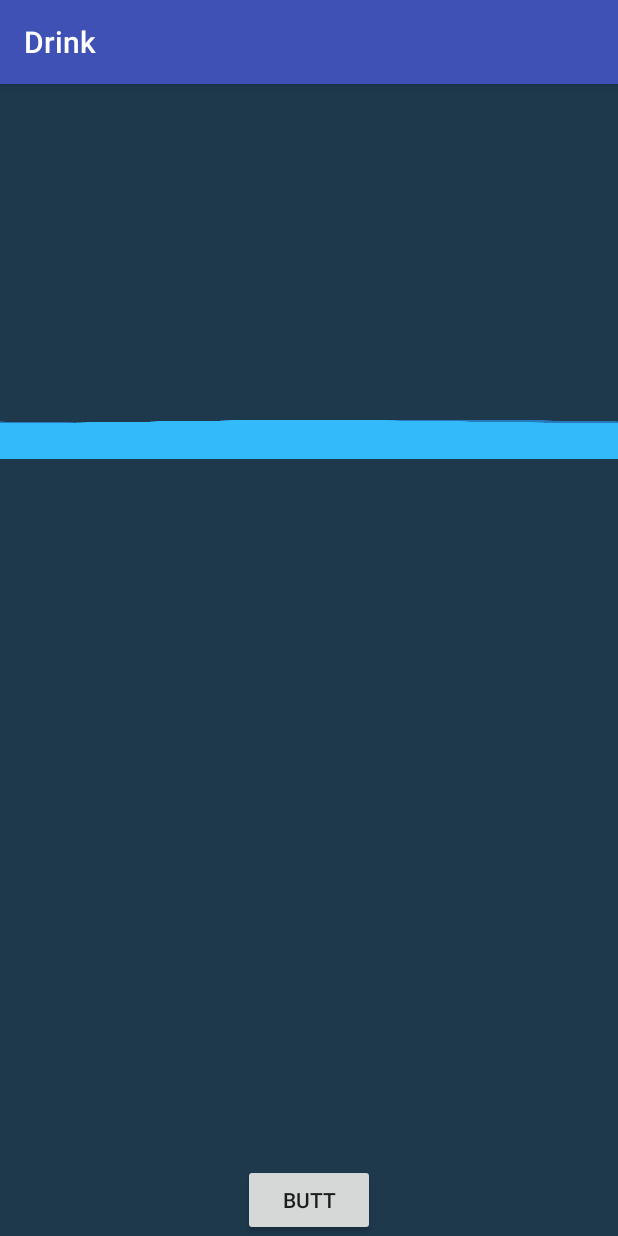
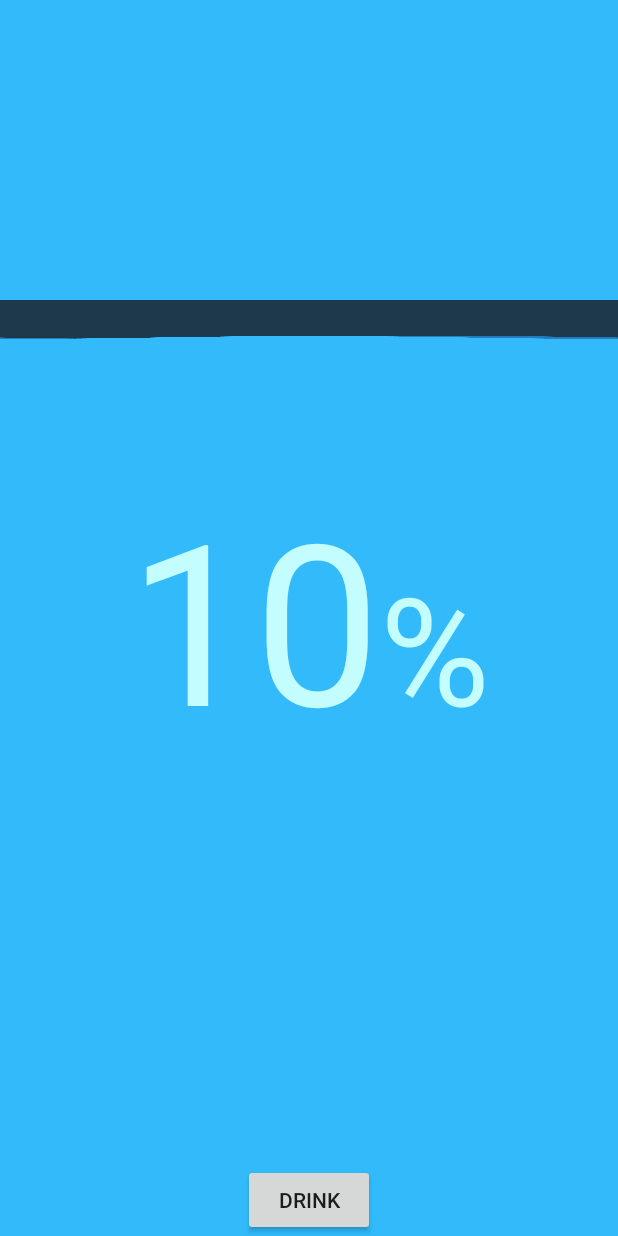
Before and after one commit to ikakus/drink_app, an Android app: the screen it shows after launch (MainActivity), on a phone screen of 412 x 824 dp. Run offline under Robolectric (Android 15) with nearby library versions, the phone set to English and light mode, and no system bars; 8 statements that could not run were skipped.

Commit message:
wave animations added

```diff
--- a/app/src/main/java/ikakus/com/drink/waterview/WaterLevel.kt
+++ b/app/src/main/java/ikakus/com/drink/waterview/WaterLevel.kt
@@ -6,6 +6,7 @@ import android.util.AttributeSet
 import android.view.LayoutInflater
 import android.view.View
 import android.view.ViewTreeObserver
+import android.view.animation.AccelerateDecelerateInterpolator
 import android.widget.FrameLayout
 import ikakus.com.drink.R
 import ikakus.com.drink.wave.WaveHelper
@@ -18,7 +19,7 @@ class WaterLevel : FrameLayout {
 
     val mBorderColor = Color.parseColor("#3F51B5")
     val mBorderWidth = 0
-    val mDefaultPercentage = 50
+    val mDefaultPercentage = 10
     constructor(context: Context) : super(context) {
         initView(context)
     }
@@ -34,7 +35,10 @@ class WaterLevel : FrameLayout {
 
     private var view: View? = null
 
+    private var mContext: Context? = null
+
     private fun initView(context: Context) {
+        mContext = context
         view = LayoutInflater.from(context).inflate(R.layout.view_water_level, this, true)
         var waveView: WaveView = (view as View?)!!.findViewById(R.id.wave_view) as WaveView
         waveView.setBorder(mBorderWidth, mBorderColor)
@@ -48,17 +52,23 @@ class WaterLevel : FrameLayout {
     }
 
     fun setPercentage(percent: Int) {
+        var mAnimationDuration = mContext?.getResources()?.getInteger(android.R.integer.config_mediumAnimTime)
+
         val percentHeight = height / 100
-        val topBack = view?.findViewById(R.id.top_back_color)
+        val topBack = view?.findViewById(R.id.bottom_back_color)
         val waveView = view?.findViewById(R.id.wave_view)
-        val topParams = topBack?.layoutParams
         val newHeight = (height - percentHeight * percent)
-        topParams?.height = newHeight
-        topBack?.layoutParams = topParams
 
-        val waveParams = waveView?.layoutParams
-        (waveParams as FrameLayout.LayoutParams).setMargins(0, newHeight , 0 ,0)
-        waveView.layoutParams = waveParams
+
+        var mWavesAnimation = waveView!!.animate()?.setDuration(mAnimationDuration!!.toLong())
+        mWavesAnimation!!.interpolator = AccelerateDecelerateInterpolator()
+        mWavesAnimation!!.y(newHeight.toFloat())
+
+        var mTopBackAnimation = topBack!!.animate()?.setDuration(mAnimationDuration!!.toLong())
+        mTopBackAnimation!!.interpolator = AccelerateDecelerateInterpolator()
+        mTopBackAnimation!!.y(newHeight.toFloat())
+
+
     }
 
     inline fun <T: View> T.afterMeasured(crossinline f: T.() -> Unit) {
--- a/app/src/main/res/layout/activity_main.xml
+++ b/app/src/main/res/layout/activity_main.xml
@@ -11,10 +11,32 @@
         android:layout_width="match_parent"
         android:layout_height="match_parent"/>
 
+    <LinearLayout
+        android:layout_width="wrap_content"
+        android:layout_height="wrap_content"
+        android:layout_gravity="center"
+        android:orientation="horizontal">
+
+        <TextView
+            android:id="@+id/percentage_text"
+            android:layout_width="wrap_content"
+            android:layout_height="wrap_content"
+            android:textColor="@color/colorTextActive"
+            android:textSize="150sp"
+            tools:text="50"/>
+
+        <TextView
+            android:layout_width="wrap_content"
+            android:layout_height="wrap_content"
+            android:textColor="@color/colorTextActive"
+            android:textSize="100sp"
+            android:text="%"/>
+    </LinearLayout>
+
     <Button
+        android:id="@+id/button"
+        android:layout_width="wrap_content"
+        android:layout_height="wrap_content"
         android:layout_gravity="center|bottom"
-        android:id="@+id/button"
-        android:text="Butt"
-        android:layout_width="wrap_content"
-        android:layout_height="wrap_content"/>
+        android:text="@string/drink"/>
 </FrameLayout>
--- a/app/src/main/res/layout/view_water_level.xml
+++ b/app/src/main/res/layout/view_water_level.xml
@@ -4,16 +4,18 @@
              android:layout_height="match_parent">
 
 
-    <View
-        android:id="@+id/bottom_back_color"
-        android:layout_width="match_parent"
-        android:background="@color/colorFrontWave"
-        android:layout_height="match_parent"/>
+
 
     <View
         android:id="@+id/top_back_color"
         android:layout_width="match_parent"
         android:background="@color/colorBack"
+        android:layout_height="match_parent"/>
+
+    <View
+        android:id="@+id/bottom_back_color"
+        android:layout_width="match_parent"
+        android:background="@color/colorFrontWave"
         android:layout_height="match_parent"/>
 
     <ikakus.com.drink.wave.WaveView
--- a/app/src/main/res/values/colors.xml
+++ b/app/src/main/res/values/colors.xml
@@ -1,8 +1,8 @@
 <?xml version="1.0" encoding="utf-8"?>
 <resources>
-    <color name="colorPrimary">#3F51B5</color>
-    <color name="colorPrimaryDark">#303F9F</color>
-    <color name="colorAccent">#FF4081</color>
+    <color name="colorPrimary">#267bbc</color>
+    <color name="colorPrimaryDark">#1e384c</color>
+    <color name="colorAccent">#32bafa</color>
 
     <color name="colorFrontWave">#32bafa</color>
     <color name="colorBackWave">#267bbc</color>
--- a/app/src/main/res/values/strings.xml
+++ b/app/src/main/res/values/strings.xml
@@ -1,3 +1,4 @@
 <resources>
     <string name="app_name">Drink</string>
+    <string name="drink">Drink</string>
 </resources>
--- a/app/src/main/res/values/styles.xml
+++ b/app/src/main/res/values/styles.xml
@@ -1,7 +1,7 @@
 <resources>
 
     <!-- Base application theme. -->
-    <style name="AppTheme" parent="Theme.AppCompat.Light.DarkActionBar">
+    <style name="AppTheme" parent="Theme.AppCompat.Light.NoActionBar">
         <!-- Customize your theme here. -->
         <item name="colorPrimary">@color/colorPrimary</item>
         <item name="colorPrimaryDark">@color/colorPrimaryDark</item>
```
Also changed, not shown: app/src/main/java/ikakus/com/drink/MainActivity.kt (+12 -1 lines).
